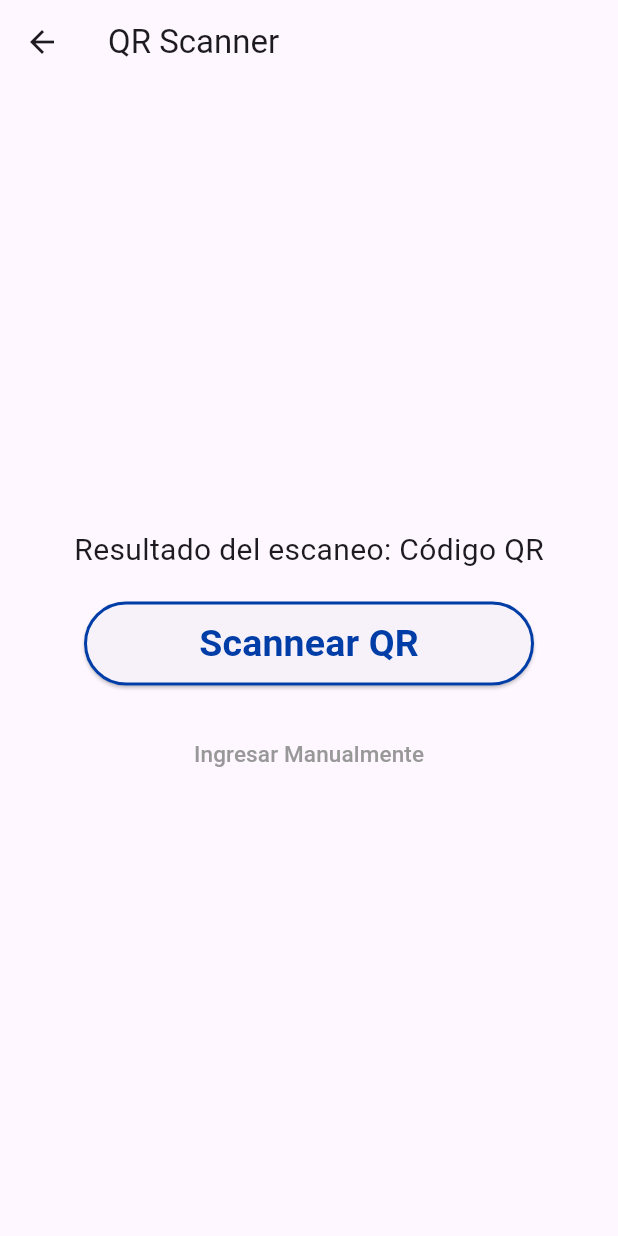
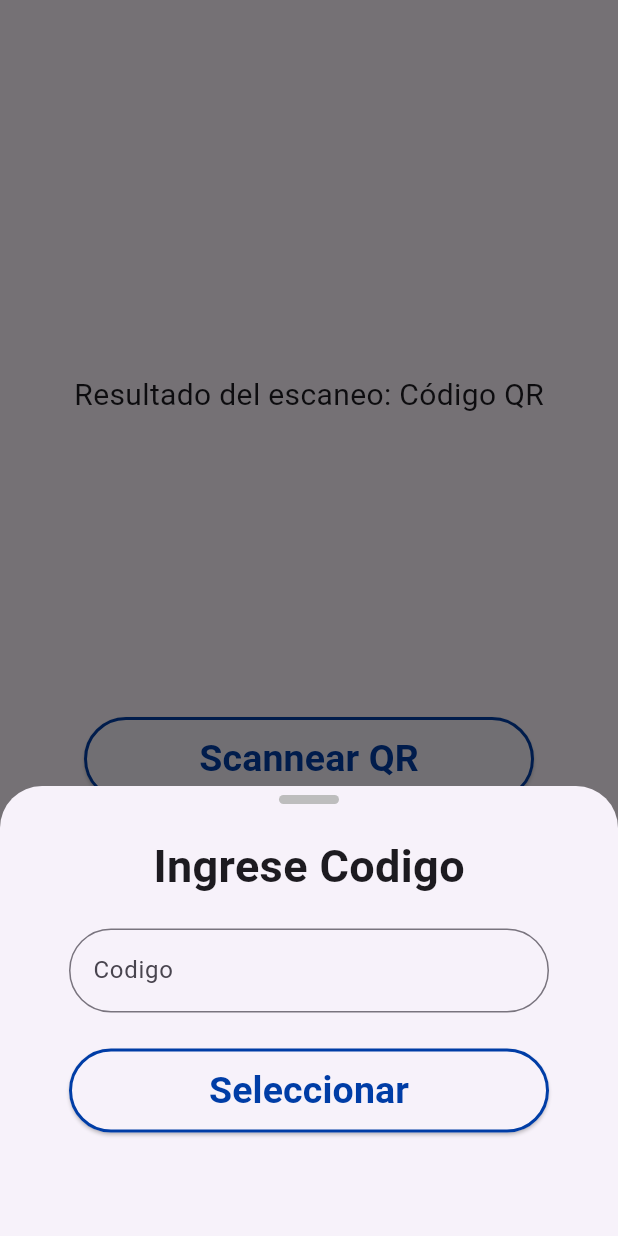
Before and after one commit to Gonzalolo1123/PUM-Parking-Ula-Movil-, a Flutter app: the QRScannerPage screen opened directly, after a tap on "Ingresar Manualmente", on a phone screen of 412 x 824 dp. Run offline on Flutter 3.47's test engine with Material 3 defaults, Android fonts, the phone set to English and light mode, and no system bars; our stand-ins replace carousel_slider, permission_handler; missing offline and left inert: flutter_analog_clock, qrscan.

Commit message:
04-06 despues de revision de profesor

```diff
--- a/lib/pag10.dart
+++ b/lib/pag10.dart
@@ -1,8 +1,19 @@
 // ignore_for_file: library_private_types_in_public_api, use_super_parameters, unused_element, avoid_print
 
 import 'package:flutter/material.dart';
+import 'package:pum/pag11.dart';
 import 'package:qrscan/qrscan.dart' as scanner;
 import 'package:permission_handler/permission_handler.dart';
+
+void _showReservarBottomSheet(BuildContext context) {
+  showModalBottomSheet(
+    context: context,
+    builder: (BuildContext context) {
+      return const CodigoManual();
+    },
+    isScrollControlled: true,
+  );
+}
 
 class QRScannerPage extends StatefulWidget {
   const QRScannerPage({Key? key}) : super(key: key);
@@ -45,9 +56,6 @@ class _QRScannerPageState extends State<QRScannerPage> {
   @override
   Widget build(BuildContext context) {
     return Scaffold(
-      appBar: AppBar(
-        title: const Text('QR Scanner'),
-      ),
       body: Center(
         child: Column(
           mainAxisAlignment: MainAxisAlignment.center,
@@ -56,7 +64,7 @@ class _QRScannerPageState extends State<QRScannerPage> {
               'Resultado del escaneo: $qrValue',
               style: const TextStyle(fontSize: 20),
             ),
-            const SizedBox(height: 20),
+            const SizedBox(height: 200),
             ElevatedButton(
               onPressed: _scanQr,
               style: ElevatedButton.styleFrom(
@@ -74,24 +82,19 @@ class _QRScannerPageState extends State<QRScannerPage> {
               ),
             ),
             const SizedBox(height: 20),
-            TextButton(
-              onPressed: () {
-                print("Manual");
-                // Función que se ejecuta cuando se presiona el botón
-                /*Navigator.push(
-                context,
-                MaterialPageRoute(builder: (context) => const LogInGuest()),
-              );*/
+            GestureDetector(
+              onTap: () {
+                // Agrega la lógica para el botón de Registro
+                _showReservarBottomSheet(context);
               },
-              style: TextButton.styleFrom(
-                padding: const EdgeInsets.all(15.0),
-              ),
               child: const Text(
                 'Ingresar Manualmente',
                 style: TextStyle(
+                  fontWeight: FontWeight.bold,
                   fontSize: 15,
-                  // Ajusta el tamaño de fuente según tus necesidades
-                  color: Color.fromARGB(255, 152, 152, 152), // Color del texto
+                  color: Color.fromARGB(130, 0, 0, 0),
+                  decoration: TextDecoration.underline,
+                  decorationColor: Color.fromARGB(130, 0, 0, 0),
                 ),
               ),
             ),
--- /dev/null
+++ b/lib/pag11.dart
@@ -0,0 +1,74 @@
+// ignore_for_file: prefer_const_constructors, avoid_print, use_super_parameters, unused_element
+
+import 'package:flutter/material.dart';
+
+import 'pag14.dart';
+
+class CodigoManual extends StatelessWidget {
+  const CodigoManual({Key? key}) : super(key: key);
+
+  @override
+  Widget build(BuildContext context) {
+    double screenWidth = MediaQuery.of(context).size.width;
+    return SizedBox(
+      height: 300, // Ajusta la altura según sea necesario
+      width: screenWidth,
+      child: Column(
+        children: <Widget>[
+          const SizedBox(height: 6),
+          Container(
+            width: 40,
+            height: 6,
+            decoration: BoxDecoration(
+              color: Colors.grey[400],
+              borderRadius: BorderRadius.circular(3),
+            ),
+          ),
+          const SizedBox(height: 20),
+          Text(
+            'Ingrese Codigo',
+            style: TextStyle(fontSize: 30, fontWeight: FontWeight.bold),
+          ),
+          const SizedBox(height: 20.0),
+          SizedBox(
+            width: 320,
+            height: 60,
+            child: TextFormField(
+              decoration: InputDecoration(
+                labelText: 'Codigo',
+                border: OutlineInputBorder(
+                  borderRadius: BorderRadius.circular(100),
+                ),
+              ),
+            ),
+          ),
+          const SizedBox(height: 20), // Added SizedBox for spacing
+          ElevatedButton(
+            onPressed: () {
+              // Lógica para el botón de Edificio
+              print('Reservar ha sido presionado!');
+              Navigator.of(context).pop();
+              Navigator.push(
+                context,
+                MaterialPageRoute(builder: (context) => const ReservaCompletada()),
+              );
+            },
+            style: ElevatedButton.styleFrom(
+              minimumSize: const Size(320, 40),
+              padding: const EdgeInsets.all(10.0),
+              side: const BorderSide(width: 2, color: Color(0xFF003DA6)),
+            ),
+            child: const Text(
+              'Seleccionar',
+              style: TextStyle(
+                fontSize: 25,
+                color: Color(0xFF003DA6),
+                fontWeight: FontWeight.bold,
+              ),
+            ),
+          ),
+        ],
+      ),
+    );
+  }
+}
```
Also changed, not shown: lib/ejemplos.dart (deleted, +0 -76 lines), lib/pag13.dart (+0 -45 lines), lib/pag14.dart (+13 -55 lines), lib/pag2.dart (+1 -24 lines), lib/pag7.dart (+1 -9 lines), lib/pag7b.dart (+19 -0 lines), lib/pag8.dart (+20 -9 lines), lib/pag9.dart (+20 -8 lines).
